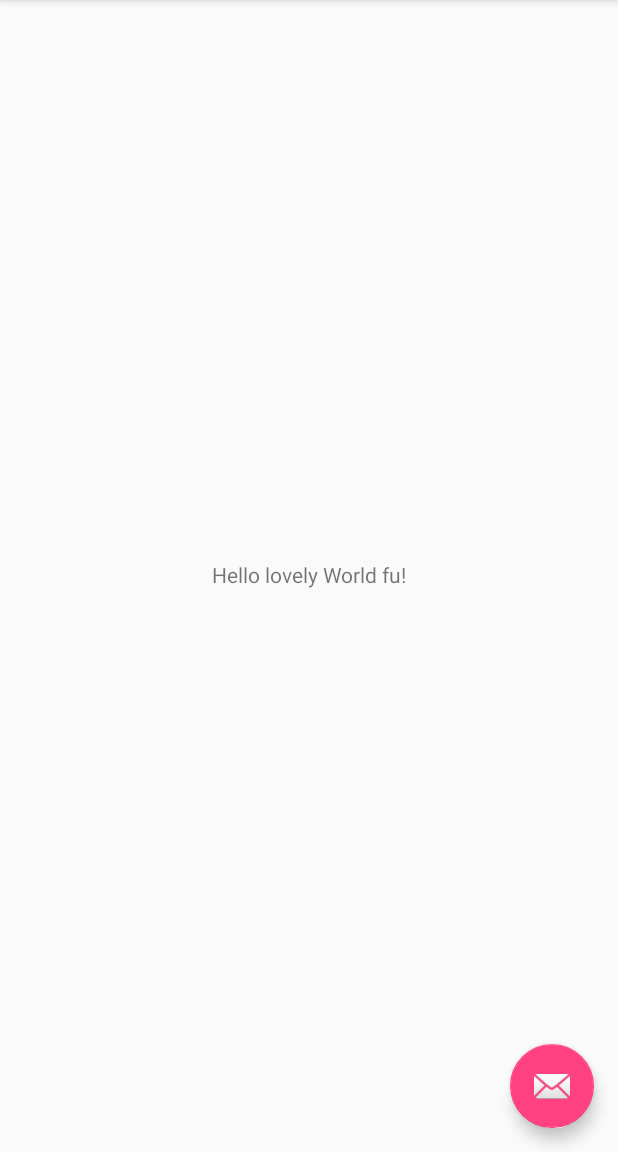
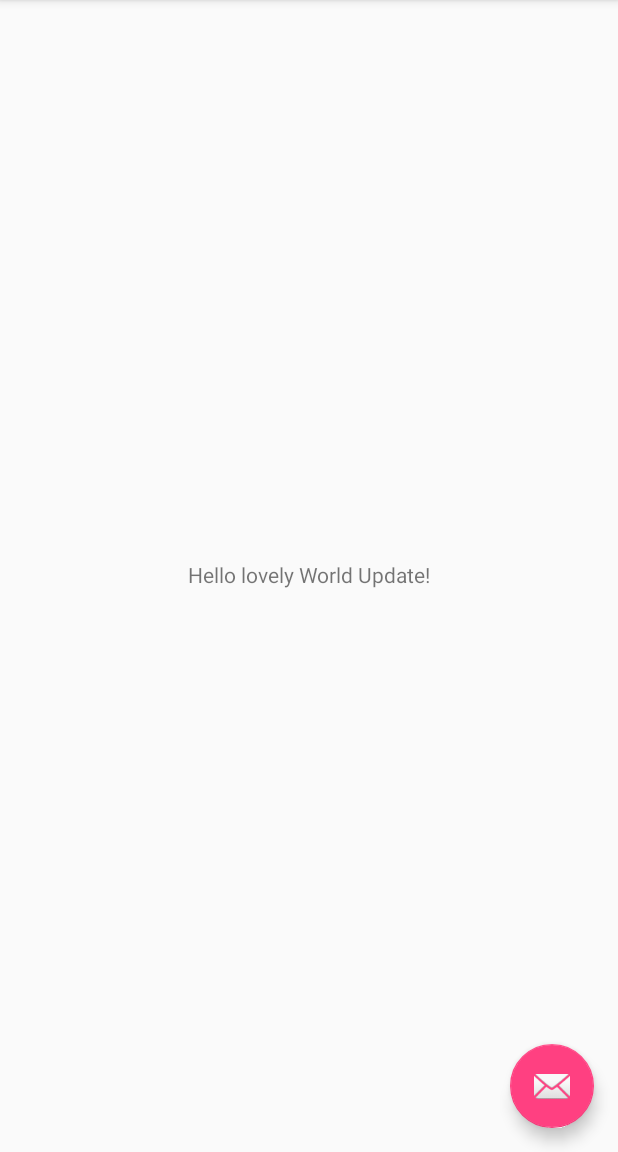
Before and after one commit to cmarinescolatreball/MyApplicationPrueba, an Android app: the screen it shows after launch (MainActivity), on a phone screen of 412 x 824 dp, the part 84-1236 px from its top. Run offline under Robolectric (Android 15) with nearby library versions, the phone set to English and light mode, and no system bars.

Commit message:
Cambiado el mensaje

```diff
--- a/app/src/main/res/values/strings.xml
+++ b/app/src/main/res/values/strings.xml
@@ -1,5 +1,5 @@
 <resources>
     <string name="app_name">My Application</string>
     <string name="action_settings">Settings</string>
-    <string name="idWorld">Hello lovely World fu!</string>
+    <string name="idWorld">Hello lovely World Update!</string>
 </resources>
```
